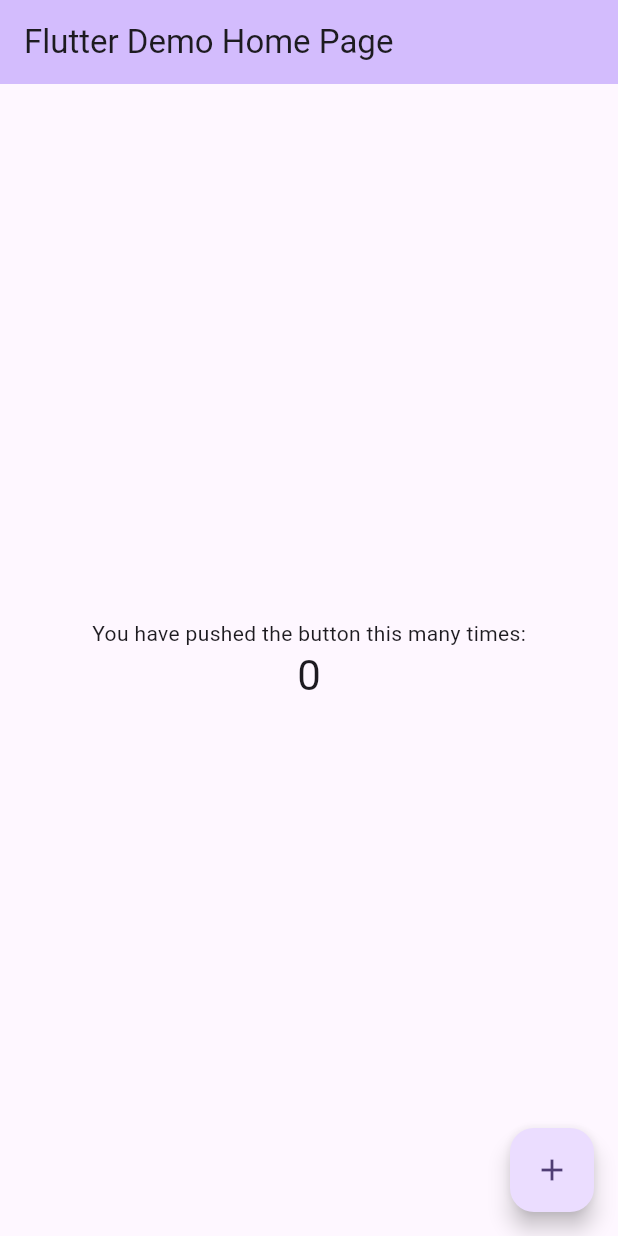
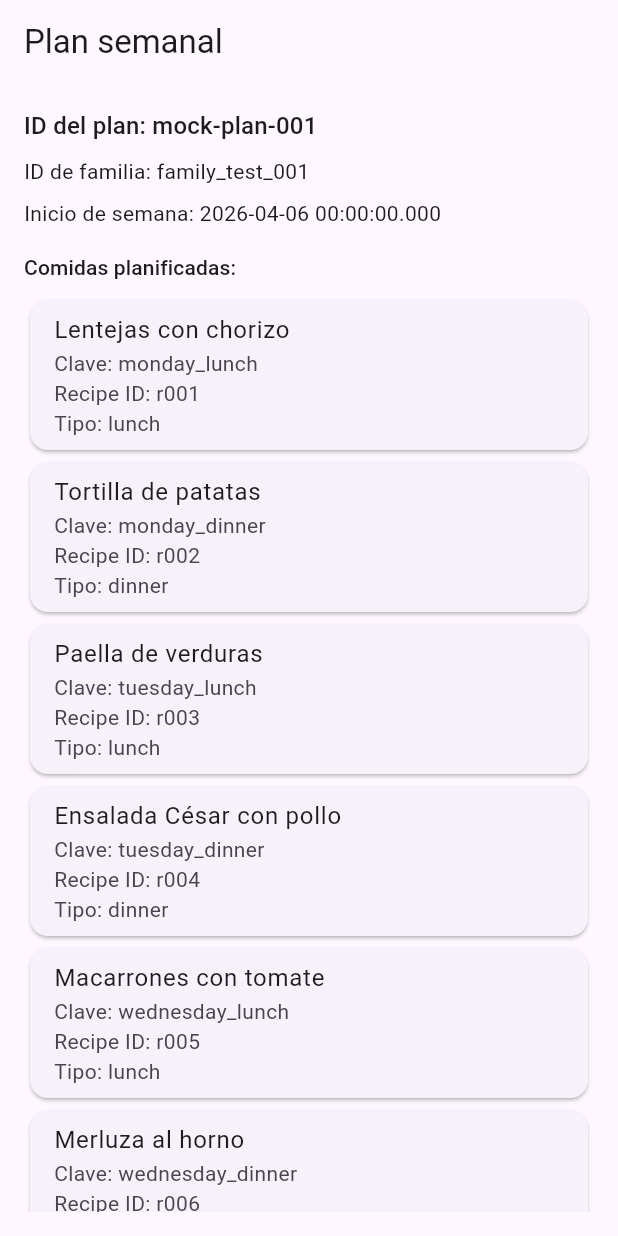
Before and after one commit to fh0069/menuflow, a Flutter app: the screen it shows after launch, on a phone screen of 412 x 824 dp. Run offline on Flutter 3.47's test engine with Material 3 defaults, Android fonts, the phone set to English and light mode, and no system bars; our stand-ins replace cloud_firestore, flutter_riverpod; accounts and stored records are empty.

Commit message:
feat: weekly plan UI funcionando con mock y arquitectura validada

```diff
--- a/lib/features/weekly_plan/domain/entities/weekly_plan.dart
+++ b/lib/features/weekly_plan/domain/entities/weekly_plan.dart
@@ -1,3 +1,5 @@
+import 'planned_meal.dart';
+
 /// Representa la planificación semanal de una familia.
 ///
 /// Contiene la organización de comidas y cenas para cada día
--- /dev/null
+++ b/lib/features/weekly_plan/domain/repositories/weekly_plan_repository.dart
@@ -0,0 +1,8 @@
+import '../entities/weekly_plan.dart';
+
+/// Define las operaciones disponibles para la planificación semanal
+/// desde el punto de vista del dominio.
+abstract class WeeklyPlanRepository {
+  Future<WeeklyPlan?> getWeeklyPlan(String familyId);
+  Future<void> saveWeeklyPlan(WeeklyPlan plan);
+}
--- /dev/null
+++ b/lib/features/weekly_plan/domain/usecases/save_weekly_plan.dart
@@ -0,0 +1,13 @@
+import '../entities/weekly_plan.dart';
+import '../repositories/weekly_plan_repository.dart';
+
+/// Caso de uso encargado de guardar una planificación semanal.
+class SaveWeeklyPlan {
+  final WeeklyPlanRepository repository;
+
+  const SaveWeeklyPlan(this.repository);
+
+  Future<void> call(WeeklyPlan plan) {
+    return repository.saveWeeklyPlan(plan);
+  }
+}
--- /dev/null
+++ b/lib/features/weekly_plan/presentation/pages/weekly_plan_page.dart
@@ -0,0 +1,95 @@
+import 'package:flutter/material.dart';
+import 'package:flutter_riverpod/flutter_riverpod.dart';
+
+import '../providers/weekly_plan_state_provider.dart';
+
+/// Pantalla base de prueba para la funcionalidad de planificación semanal.
+///
+/// Esta página permite verificar que la cadena completa de arquitectura
+/// (provider, use case, repository, datasource y Firestore) funciona
+/// correctamente de extremo a extremo.
+class WeeklyPlanPage extends ConsumerWidget {
+  final String familyId;
+
+  const WeeklyPlanPage({
+    super.key,
+    required this.familyId,
+  });
+
+  @override
+  Widget build(BuildContext context, WidgetRef ref) {
+    final weeklyPlanAsync = ref.watch(weeklyPlanProvider(familyId));
+
+    return Scaffold(
+      appBar: AppBar(
+        title: const Text('Plan semanal'),
+      ),
+      body: weeklyPlanAsync.when(
+        loading: () => const Center(
+          child: CircularProgressIndicator(),
+        ),
+        error: (error, stackTrace) => Center(
+          child: Padding(
+            padding: const EdgeInsets.all(16),
+            child: Text(
+              'Se ha producido un error al cargar la planificación semanal:\n$error',
+              textAlign: TextAlign.center,
+            ),
+          ),
+        ),
+        data: (plan) {
+          if (plan == null) {
+            return const Center(
+              child: Text(
+                'No existe ninguna planificación semanal para esta familia.',
+                textAlign: TextAlign.center,
+              ),
+            );
+          }
+
+          return Padding(
+            padding: const EdgeInsets.all(16),
+            child: Column(
+              crossAxisAlignment: CrossAxisAlignment.start,
+              children: [
+                Text(
+                  'ID del plan: ${plan.id}',
+                  style: Theme.of(context).textTheme.titleMedium,
+                ),
+                const SizedBox(height: 8),
+                Text('ID de familia: ${plan.familyId}'),
+                const SizedBox(height: 8),
+                Text('Inicio de semana: ${plan.weekStartDate}'),
+                const SizedBox(height: 16),
+                Text(
+                  'Comidas planificadas:',
+                  style: Theme.of(context).textTheme.titleSmall,
+                ),
+                const SizedBox(height: 8),
+                Expanded(
+                  child: ListView(
+                    children: plan.meals.entries.map((entry) {
+                      final mealKey = entry.key;
+                      final meal = entry.value;
+
+                      return Card(
+                        child: ListTile(
+                          title: Text(meal.recipeTitle),
+                          subtitle: Text(
+                            'Clave: $mealKey\n'
+                            'Recipe ID: ${meal.recipeId}\n'
+                            'Tipo: ${meal.mealType}',
+                          ),
+                        ),
+                      );
+                    }).toList(),
+                  ),
+                ),
+              ],
+            ),
+          );
+        },
+      ),
+    );
+  }
+}
--- /dev/null
+++ b/lib/features/weekly_plan/presentation/providers/weekly_plan_state_provider.dart
@@ -0,0 +1,71 @@
+import 'package:flutter_riverpod/flutter_riverpod.dart';
+
+import '../../domain/entities/planned_meal.dart';
+import '../../domain/entities/weekly_plan.dart';
+
+// TODO: Mock temporal — eliminar cuando Firebase esté integrado.
+// Sustituir por la implementación real que use getWeeklyPlanProvider.
+final weeklyPlanProvider =
+    FutureProvider.family<WeeklyPlan?, String>((ref, familyId) async {
+  // Simula latencia de red
+  await Future.delayed(const Duration(milliseconds: 600));
+
+  return WeeklyPlan(
+    id: 'mock-plan-001',
+    familyId: familyId,
+    weekStartDate: DateTime(2026, 4, 6), // lunes de la semana actual
+    creationDate: DateTime(2026, 4, 5),
+    meals: {
+      'monday_lunch': const PlannedMeal(
+        recipeId: 'r001',
+        recipeTitle: 'Lentejas con chorizo',
+        mealType: 'lunch',
+      ),
+      'monday_dinner': const PlannedMeal(
+        recipeId: 'r002',
+        recipeTitle: 'Tortilla de patatas',
+        mealType: 'dinner',
+      ),
+      'tuesday_lunch': const PlannedMeal(
+        recipeId: 'r003',
+        recipeTitle: 'Paella de verduras',
+        mealType: 'lunch',
+      ),
+      'tuesday_dinner': const PlannedMeal(
+        recipeId: 'r004',
+        recipeTitle: 'Ensalada César con pollo',
+        mealType: 'dinner',
+      ),
+      'wednesday_lunch': const PlannedMeal(
+        recipeId: 'r005',
+        recipeTitle: 'Macarrones con tomate',
+        mealType: 'lunch',
+      ),
+      'wednesday_dinner': const PlannedMeal(
+        recipeId: 'r006',
+        recipeTitle: 'Merluza al horno',
+        mealType: 'dinner',
+      ),
+      'thursday_lunch': const PlannedMeal(
+        recipeId: 'r007',
+        recipeTitle: 'Cocido madrileño',
+        mealType: 'lunch',
+      ),
+      'thursday_dinner': const PlannedMeal(
+        recipeId: 'r008',
+        recipeTitle: 'Crema de calabaza',
+        mealType: 'dinner',
+      ),
+      'friday_lunch': const PlannedMeal(
+        recipeId: 'r009',
+        recipeTitle: 'Arroz con leche',
+        mealType: 'lunch',
+      ),
+      'friday_dinner': const PlannedMeal(
+        recipeId: 'r010',
+        recipeTitle: 'Pizza casera de jamón y queso',
+        mealType: 'dinner',
+      ),
+    },
+  );
+});
--- a/lib/main.dart
+++ b/lib/main.dart
@@ -1,122 +1,23 @@
 import 'package:flutter/material.dart';
+import 'package:flutter_riverpod/flutter_riverpod.dart';
+import 'package:menuflow/features/weekly_plan/presentation/pages/weekly_plan_page.dart';
 
 void main() {
-  runApp(const MyApp());
+  runApp(
+    const ProviderScope(
+      child: MenuflowApp(),
+    ),
+  );
 }
 
-class MyApp extends StatelessWidget {
-  const MyApp({super.key});
+class MenuflowApp extends StatelessWidget {
+  const MenuflowApp({super.key});
 
-  // This widget is the root of your application.
   @override
   Widget build(BuildContext context) {
     return MaterialApp(
-      title: 'Flutter Demo',
-      theme: ThemeData(
-        // This is the theme of your application.
-        //
-        // TRY THIS: Try running your application with "flutter run". You'll see
-        // the application has a purple toolbar. Then, without quitting the app,
-        // try changing the seedColor in the colorScheme below to Colors.green
-        // and then invoke "hot reload" (save your changes or press the "hot
-        // reload" button in a Flutter-supported IDE, or press "r" if you used
-        // the command line to start the app).
-        //
-        // Notice that the counter didn't reset back to zero; the application
-        // state is not lost during the reload. To reset the state, use hot
-        // restart instead.
-        //
-        // This works for code too, not just values: Most code changes can be
-        // tested with just a hot reload.
-        colorScheme: .fromSeed(seedColor: Colors.deepPurple),
-      ),
-      home: const MyHomePage(title: 'Flutter Demo Home Page'),
+      debugShowCheckedModeBanner: false,
+      home: const WeeklyPlanPage(familyId: 'family_test_001'),
     );
   }
 }
-
-class MyHomePage extends StatefulWidget {
-  const MyHomePage({super.key, required this.title});
-
-  // This widget is the home page of your application. It is stateful, meaning
-  // that it has a State object (defined below) that contains fields that affect
-  // how it looks.
-
-  // This class is the configuration for the state. It holds the values (in this
-  // case the title) provided by the parent (in this case the App widget) and
-  // used by the build method of the State. Fields in a Widget subclass are
-  // always marked "final".
-
-  final String title;
-
-  @override
-  State<MyHomePage> createState() => _MyHomePageState();
-}
-
-class _MyHomePageState extends State<MyHomePage> {
-  int _counter = 0;
-
-  void _incrementCounter() {
-    setState(() {
-      // This call to setState tells the Flutter framework that something has
-      // changed in this State, which causes it to rerun the build method below
-      // so that the display can reflect the updated values. If we changed
-      // _counter without calling setState(), then the build method would not be
-      // called again, and so nothing would appear to happen.
-      _counter++;
-    });
-  }
-
-  @override
-  Widget build(BuildContext context) {
-    // This method is rerun every time setState is called, for instance as done
-    // by the _incrementCounter method above.
-    //
-    // The Flutter framework has been optimized to make rerunning build methods
-    // fast, so that you can just rebuild anything that needs updating rather
-    // than having to individually change instances of widgets.
-    return Scaffold(
-      appBar: AppBar(
-        // TRY THIS: Try changing the color here to a specific color (to
-        // Colors.amber, perhaps?) and trigger a hot reload to see the AppBar
-        // change color while the other colors stay the same.
-        backgroundColor: Theme.of(context).colorScheme.inversePrimary,
-        // Here we take the value from the MyHomePage object that was created by
-        // the App.build method, and use it to set our appbar title.
-        title: Text(widget.title),
-      ),
-      body: Center(
-        // Center is a layout widget. It takes a single child and positions it
-        // in the middle of the parent.
-        child: Column(
-          // Column is also a layout widget. It takes a list of children and
-          // arranges them vertically. By default, it sizes itself to fit its
-          // children horizontally, and tries to be as tall as its parent.
-          //
-          // Column has various properties to control how it sizes itself and
-          // how it positions its children. Here we use mainAxisAlignment to
-          // center the children vertically; the main axis here is the vertical
-          // axis because Columns are vertical (the cross axis would be
-          // horizontal).
-          //
-          // TRY THIS: Invoke "debug painting" (choose the "Toggle Debug Paint"
-          // action in the IDE, or press "p" in the console), to see the
-          // wireframe for each widget.
-          mainAxisAlignment: .center,
-          children: [
-            const Text('You have pushed the button this many times:'),
-            Text(
-              '$_counter',
-              style: Theme.of(context).textTheme.headlineMedium,
-            ),
-          ],
-        ),
-      ),
-      floatingActionButton: FloatingActionButton(
-        onPressed: _incrementCounter,
-        tooltip: 'Increment',
-        child: const Icon(Icons.add),
-      ),
-    );
-  }
-}
--- a/pubspec.yaml
+++ b/pubspec.yaml
@@ -34,6 +34,8 @@ dependencies:
   # The following adds the Cupertino Icons font to your application.
   # Use with the CupertinoIcons class for iOS style icons.
   cupertino_icons: ^1.0.8
+
+  flutter_riverpod: ^2.5.1
 
 dev_dependencies:
   flutter_test:
```
Also changed, not shown: lib/features/weekly_plan/data/datasources/weekly_plan_remote_datasource.dart (+40 -0 lines), lib/features/weekly_plan/data/models/weekly_plan_model.dart (+70 -0 lines), lib/features/weekly_plan/data/repositories/weekly_plan_repository_impl.dart (added, +30 -0 lines), lib/features/weekly_plan/domain/usecases/get_weekly_plan.dart (added, +14 -0 lines), lib/features/weekly_plan/presentation/providers/weekly_plan_providers.dart (added, +51 -0 lines), pubspec.lock.
